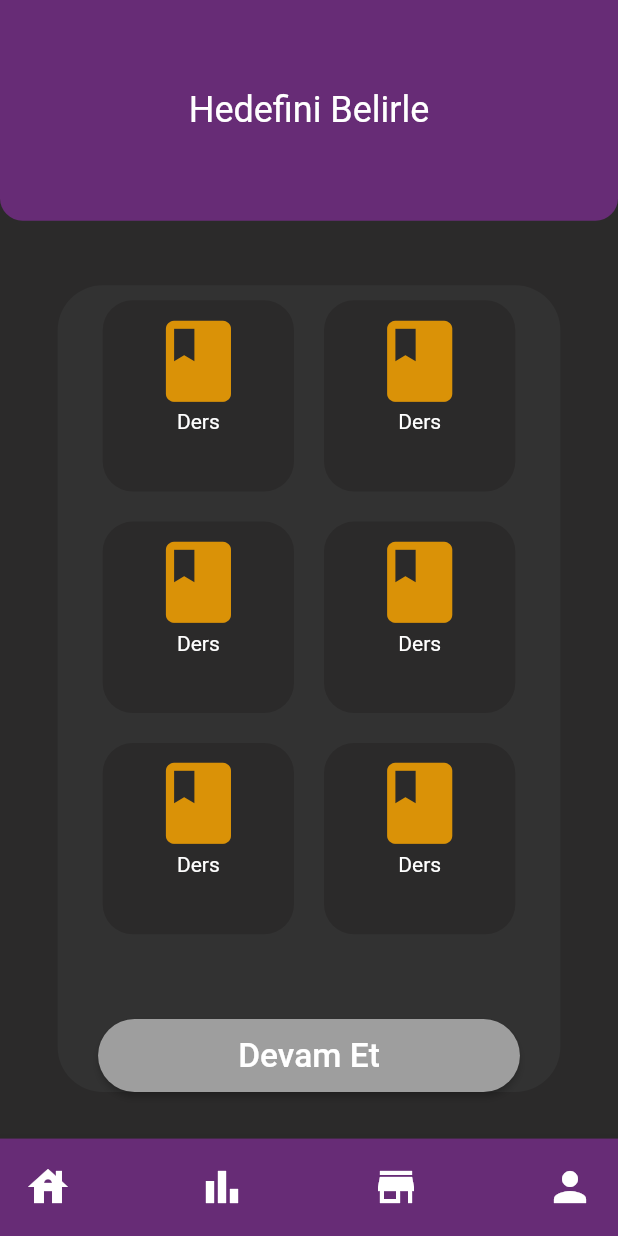
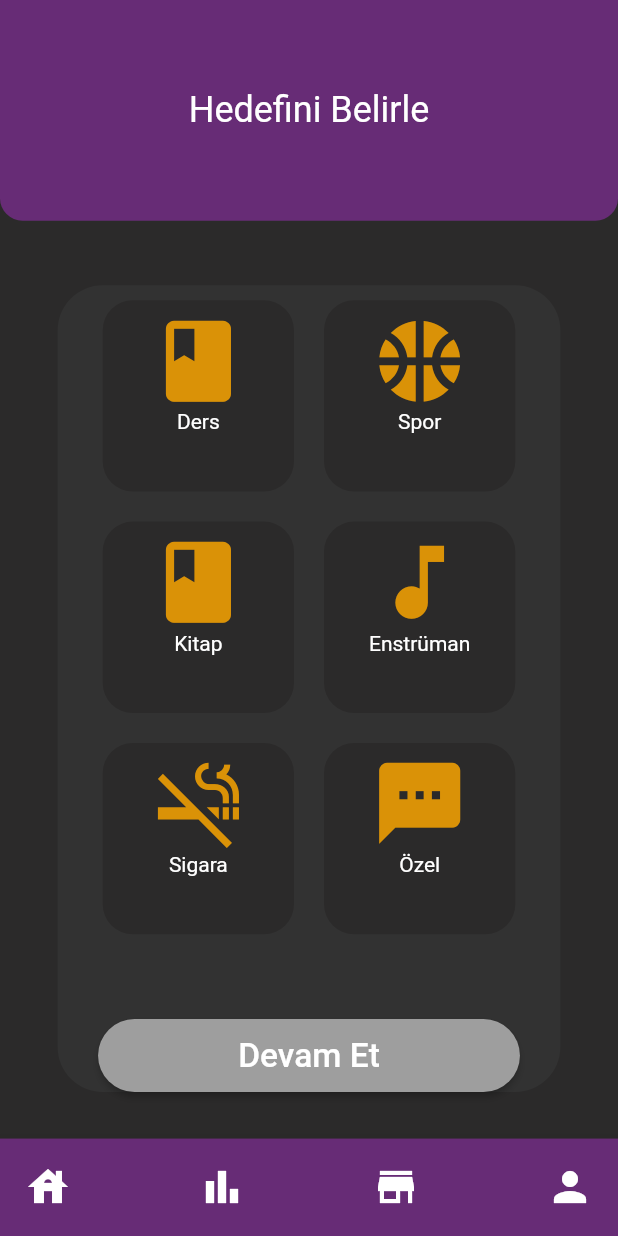
Before and after one commit to cangurdev/PanOut, a Flutter app: the GoalForm screen opened by its route, on a phone screen of 412 x 824 dp. Run offline on Flutter 3.47's test engine with Material 2 defaults, Android fonts, the phone set to English and light mode, and no system bars; our stand-ins replace sqflite; accounts and stored records are empty.

Commit message:
added form constants

```diff
--- a/lib/theme/constants.dart
+++ b/lib/theme/constants.dart
@@ -1,9 +1,43 @@
+import 'package:flutter/cupertino.dart';
+import 'package:flutter/material.dart';
 
-import 'package:flutter/cupertino.dart';
-
+//Colors
 const kPrimaryColor = Color(0xFF672C76);
 const kSecondaryColor = Color(0xFFFFBF00);
 const kGrayColor = Color(0xFF323232);
 const kBgColor = Color(0xFF2B2A2A);
 const kGreenColor = Color(0xFF0F7D27);
 const kIconColor = Color(0xFFDA9207);
+
+//Categories
+const List<String> kCategories = [
+  "Ders",
+  "Spor",
+  "Kitap",
+  "Enstrüman",
+  "Sigara",
+  "Özel"
+];
+
+//Icons
+const List<IconData> kIcons = [
+  Icons.book,
+  Icons.sports_basketball,
+  Icons.book,
+  Icons.music_note,
+  Icons.smoke_free,
+  Icons.sms
+];
+
+//Types
+const kTypes = [
+  ["Sayfa Sayısı", "Kitap Sayısı"],
+  ["aa", "hshshs"],
+  ["Soru Sayısı", "Çalışma Süresi"],
+  ["Pratik", "Teorik"],
+];
+
+//Frequency
+const kFrequencies = ["Günlük","Haftalık","Aylık"];
+
+//const kQuestions = [""]
--- a/lib/views/goal_last_form_view.dart
+++ b/lib/views/goal_last_form_view.dart
@@ -26,7 +26,7 @@ class GoalLastForm extends StatelessWidget {
                 children: [
                   DropdownInput(
                     title: "Hedef Sıklığın Nedir?",
-                    choices: ["Günlük", "Haftalık"],
+                    choices: kFrequencies,
                   ),
                   TextInput(
                     title: "Kaç sayfa okumak istiyorsun",
--- a/lib/widgets/body/form_body.dart
+++ b/lib/widgets/body/form_body.dart
@@ -13,6 +13,7 @@ class FormBody extends StatefulWidget {
 class _FormBodyState extends State<FormBody> {
   int activeKey = -1;
   String category = "";
+
   @override
   Widget build(BuildContext context) {
     return Container(
@@ -38,13 +39,15 @@ class _FormBodyState extends State<FormBody> {
                         onTap: () {
                           setState(() {
                             activeKey = i;
-                            category = "ders";
+                            category = kCategories[i];
                           });
                         },
                         child: CategoryCard(
                           id: i,
                           bgColor: activeKey == i ? kIconColor : kBgColor,
                           iconColor: activeKey == i ? kBgColor : kIconColor,
+                          category: kCategories[i],
+                          icon: kIcons[i],
                         ),
                       );
                     }),
@@ -55,8 +58,8 @@ class _FormBodyState extends State<FormBody> {
               flex: 0,
               child: SubmitButton(
                   text: "Devam Et",
-                  category: category,
-                  route:'/type-form',
+                  category: activeKey,
+                  route: '/type-form',
                   bgColor: activeKey != -1 ? kSecondaryColor : Colors.grey),
             )
           ],
--- a/lib/widgets/button/submit_button.dart
+++ b/lib/widgets/button/submit_button.dart
@@ -5,7 +5,7 @@ import 'package:pan_out/theme/size_config.dart';
 class SubmitButton extends StatelessWidget {
   final String text;
   final Color bgColor;
-  final String category;
+  final int category;
   final String route;
   const SubmitButton(
       {Key key, this.text, this.bgColor, this.category, this.route})
--- a/lib/widgets/card/category_card.dart
+++ b/lib/widgets/card/category_card.dart
@@ -6,11 +6,15 @@ class CategoryCard extends StatefulWidget {
   final Color bgColor;
   final Color iconColor;
   final int id;
+  final String category;
+  final IconData icon;
   const CategoryCard({
     Key key,
     this.bgColor,
     this.id,
     this.iconColor,
+    this.category,
+    this.icon,
   }) : super(key: key);
 
   @override
@@ -34,11 +38,11 @@ class _CategoryCardState extends State<CategoryCard> {
       child: Column(
         children: [
           FormIconButton(
-            icon: Icons.book,
+            icon: widget.icon,
             color: widget.iconColor,
           ),
           Text(
-            "Ders",
+           widget.category,
             style: TextStyle(color: Colors.white),
           )
         ],
--- a/lib/widgets/input/dropdown_input.dart
+++ b/lib/widgets/input/dropdown_input.dart
@@ -50,6 +50,7 @@ class _DropdownInputState extends State<DropdownInput> {
                 dropdownValue = newValue;
               });
               widget.callback(newValue);
+              print(newValue);
             },
             dropdownColor: Colors.white,
             items: widget.choices.map<DropdownMenuItem<String>>((String value) {
```
Also changed, not shown: lib/widgets/body/type_form_body.dart (+6 -4 lines).
